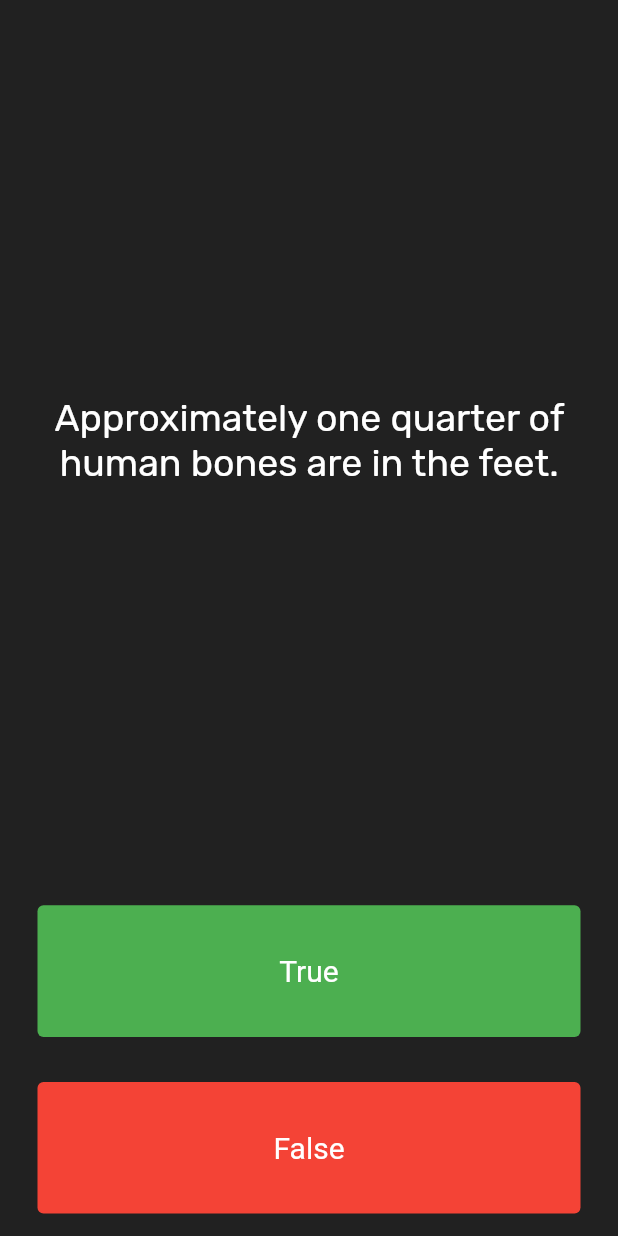
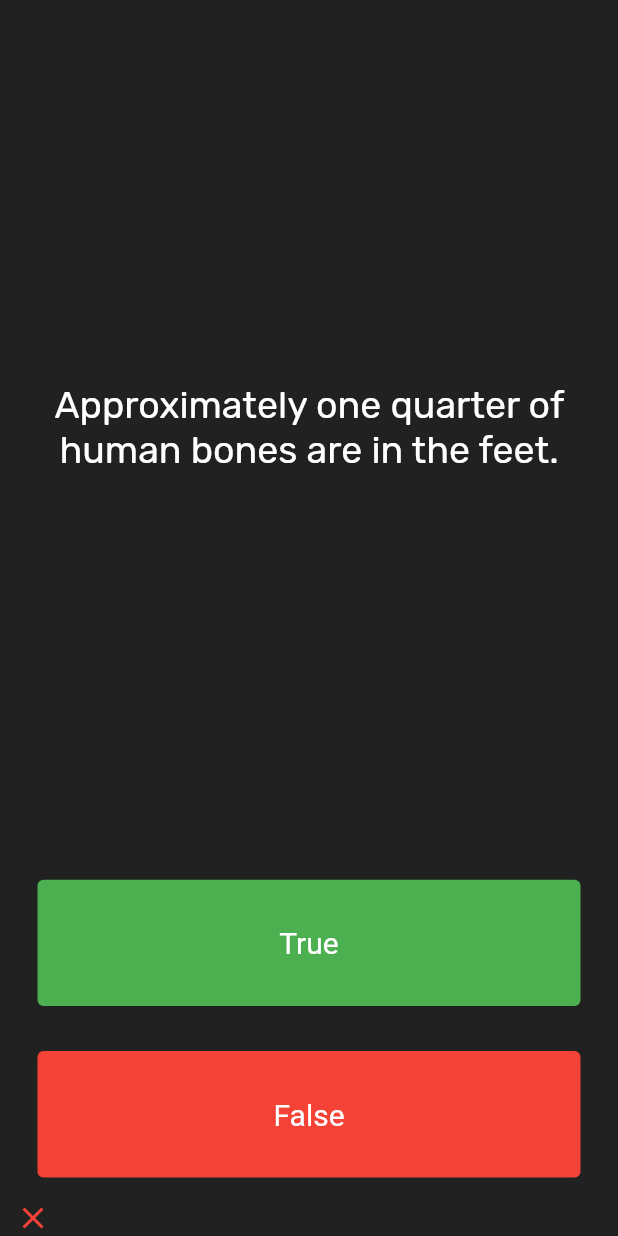
Before and after one commit to Jasil-kk/quizzler, a Flutter app: the screen it shows after launch, after a tap on "True", on a phone screen of 412 x 824 dp. Run offline on Flutter 3.47's test engine with Material 2 defaults, Android fonts, the phone set to English and light mode, and no system bars; our stand-ins replace rflutter_alert.

Commit message:
close and check icons added

```diff
--- a/lib/main.dart
+++ b/lib/main.dart
@@ -1,4 +1,5 @@
 import 'package:flutter/material.dart';
+import 'package:rflutter_alert/rflutter_alert.dart';
 import 'quiz_brain.dart';
 
 QuizBrain quizBrain = QuizBrain();
@@ -36,12 +37,18 @@ class _QuizPageState extends State<QuizPage> {
   List<Icon> scoreKeeper = [];
   void checkAnswer(userPickedAnswer) {
     bool correctedAnswer = quizBrain.getCorrectAnswer();
-    if (userPickedAnswer == correctedAnswer) {
-      print('user got it right!');
-    } else {
-      print('user got it wrong');
-    }
     setState(() {
+      if (userPickedAnswer == correctedAnswer) {
+        scoreKeeper.add(Icon(
+          Icons.check,
+          color: Colors.green,
+        ));
+      } else {
+        scoreKeeper.add(Icon(
+          Icons.close,
+          color: Colors.red,
+        ));
+      }
       quizBrain.nextQuestion();
     });
   }
@@ -114,7 +121,7 @@ class _QuizPageState extends State<QuizPage> {
               )),
         ),
         // Row(children: scoreKeeper,)
-        Row(
+        Wrap(
           children: scoreKeeper
               .map((icon) => Icon(icon.icon, color: icon.color))
               .toList(),
@@ -123,9 +130,3 @@ class _QuizPageState extends State<QuizPage> {
     );
   }
 }
-
-/*
-question1: 'You can lead a cow down stairs but not up stairs.', false,
-question2: 'Approximately one quarter of human bones are in the feet.', true,
-question3: 'A slug\'s blood is green.', true,
-*/
--- a/lib/question.dart
+++ b/lib/question.dart
@@ -2,5 +2,5 @@ class Question {
   String questionText;
   bool questionAnswer;
 
-  Question(String q, bool a) : questionText = q, questionAnswer = a;
+  Question(this.questionText, this.questionAnswer);
 }
--- a/pubspec.yaml
+++ b/pubspec.yaml
@@ -16,6 +16,7 @@ dependencies:
 
 
   cupertino_icons: ^1.0.2
+  rflutter_alert: ^2.0.7
 
 dev_dependencies:
   flutter_test:
```
Also changed, not shown: lib/quiz_brain.dart (+45 -45 lines), pubspec.lock.
